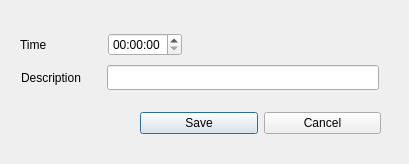
First picture: the form in project 1/singleevent.ui, repository jczmut/EGUI, before the edit.
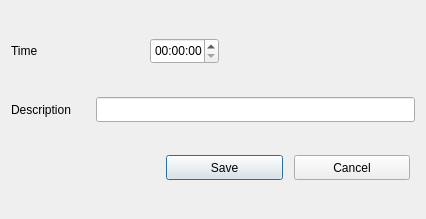
Second picture: the form after the edit.

Commit message: Add second almost final version (.ui not finished)

Diff of the .ui file:
```diff
--- a/project 1/singleevent.ui
+++ b/project 1/singleevent.ui
@@ -6,32 +6,29 @@
    <rect>
     <x>0</x>
     <y>0</y>
-    <width>409</width>
-    <height>164</height>
+    <width>426</width>
+    <height>219</height>
    </rect>
   </property>
+  <property name="minimumSize">
+   <size>
+    <width>377</width>
+    <height>115</height>
+   </size>
+  </property>
   <property name="windowTitle">
    <string>Dialog</string>
   </property>
-  <widget class="QWidget" name="layoutWidget">
-   <property name="geometry">
-    <rect>
-     <x>20</x>
-     <y>30</y>
-     <width>361</width>
-     <height>63</height>
-    </rect>
-   </property>
-   <property name="maximumSize">
-    <size>
-     <width>361</width>
-     <height>63</height>
-    </size>
-   </property>
    <layout class="QVBoxLayout" name="verticalLayout">
     <item>
-     <layout class="QHBoxLayout" name="horizontalLayout_2">
-      <item>
+    <layout class="QHBoxLayout" name="horizontalLayout_2" stretch="1,1">
+     <property name="spacing">
+      <number>0</number>
+     </property>
+     <property name="rightMargin">
+      <number>196</number>
+     </property>
+     <item alignment="Qt::AlignLeft|Qt::AlignVCenter">
        <widget class="QLabel" name="timeEdit_label">
         <property name="maximumSize">
          <size>
@@ -44,15 +41,28 @@
         </property>
        </widget>
       </item>
-      <item alignment="Qt::AlignLeft">
-       <widget class="QTimeEdit" name="timeEdit"/>
+     <item>
+      <widget class="QTimeEdit" name="timeEdit">
+       <property name="maximumSize">
+        <size>
+         <width>69</width>
+         <height>26</height>
+        </size>
+       </property>
+      </widget>
       </item>
      </layout>
     </item>
     <item>
      <layout class="QHBoxLayout" name="horizontalLayout">
-      <item>
+     <item alignment="Qt::AlignLeft|Qt::AlignVCenter">
        <widget class="QLabel" name="lineEdit_label">
+       <property name="minimumSize">
+        <size>
+         <width>79</width>
+         <height>25</height>
+        </size>
+       </property>
         <property name="maximumSize">
          <size>
           <width>79</width>
@@ -66,9 +76,21 @@
       </item>
       <item>
        <widget class="QLineEdit" name="lineEdit">
+       <property name="sizePolicy">
+        <sizepolicy hsizetype="Expanding" vsizetype="Expanding">
+         <horstretch>0</horstretch>
+         <verstretch>0</verstretch>
+        </sizepolicy>
+       </property>
+       <property name="minimumSize">
+        <size>
+         <width>264</width>
+         <height>25</height>
+        </size>
+       </property>
         <property name="maximumSize">
          <size>
-          <width>272</width>
+         <width>600</width>
           <height>25</height>
          </size>
         </property>
@@ -79,20 +101,19 @@
       </item>
      </layout>
     </item>
-   </layout>
-  </widget>
-  <widget class="QWidget" name="layoutWidget">
-   <property name="geometry">
-    <rect>
-     <x>140</x>
-     <y>110</y>
-     <width>241</width>
-     <height>27</height>
-    </rect>
-   </property>
+   <item>
    <layout class="QHBoxLayout" name="horizontalLayout_3">
+     <property name="leftMargin">
+      <number>150</number>
+     </property>
     <item>
      <widget class="QPushButton" name="saveButton">
+       <property name="maximumSize">
+        <size>
+         <width>117</width>
+         <height>25</height>
+        </size>
+       </property>
       <property name="text">
        <string>Save</string>
       </property>
@@ -100,13 +121,20 @@
     </item>
     <item>
      <widget class="QPushButton" name="cancelButton">
+       <property name="maximumSize">
+        <size>
+         <width>116</width>
+         <height>25</height>
+        </size>
+       </property>
       <property name="text">
        <string>Cancel</string>
       </property>
      </widget>
     </item>
    </layout>
-  </widget>
+   </item>
+  </layout>
  </widget>
  <resources/>
  <connections/>
```
Lines whose indentation alone changed are shown as unchanged. The commit also changes 2 other files.
